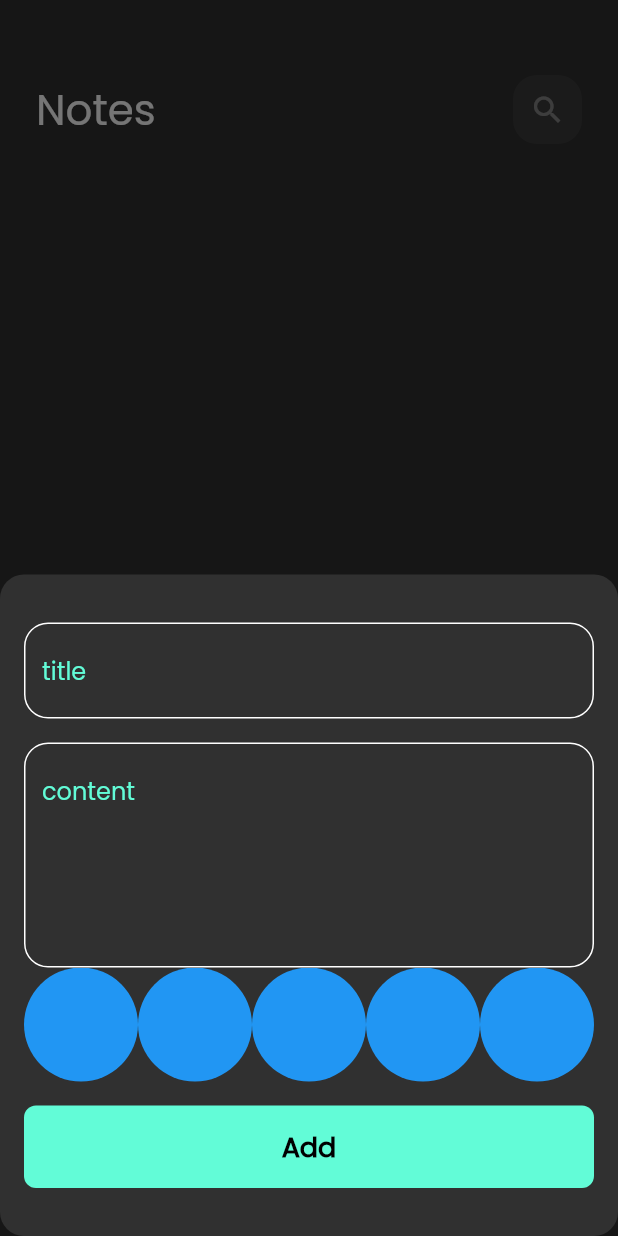
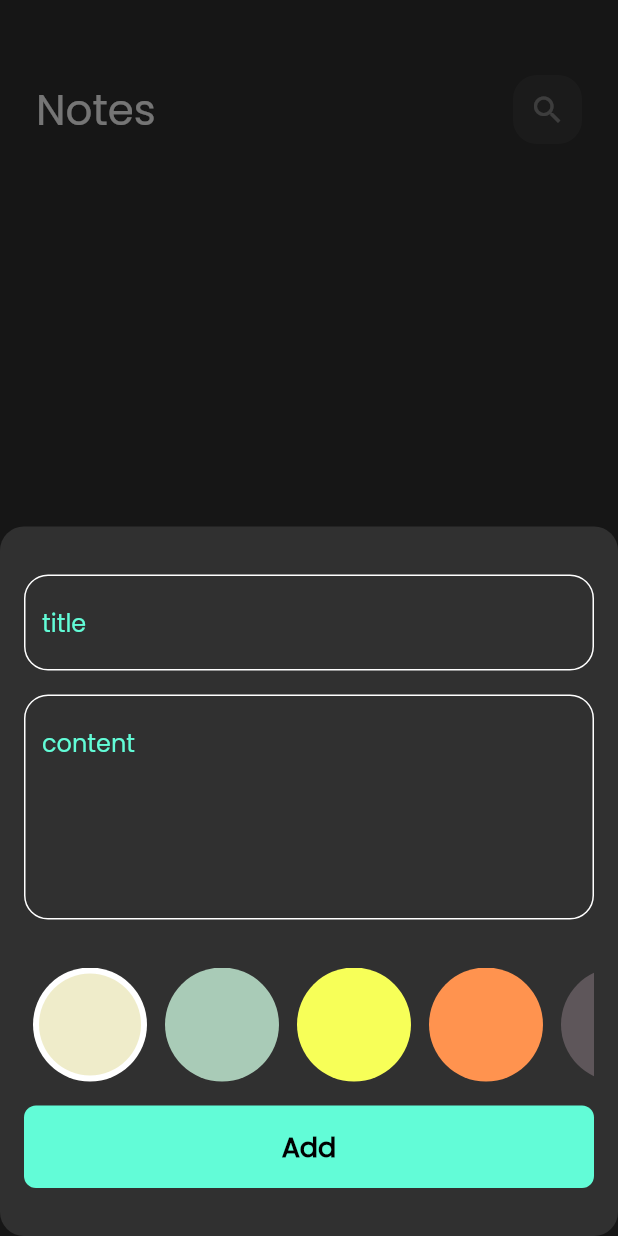
Before and after one commit to abdelrahmankareem/Notes_app, a Flutter app: the screen it shows after launch, after a tap on the "add" icon, on a phone screen of 412 x 824 dp. Run offline on Flutter 3.47's test engine with Material 2 defaults, Android fonts, the phone set to English and light mode, and no system bars; our stand-ins replace flutter_bloc, font_awesome_flutter, hive, hive_flutter; accounts and stored records are empty.

Commit message:
colors list view

```diff
--- a/lib/Views/Widgets/add_note_form.dart
+++ b/lib/Views/Widgets/add_note_form.dart
@@ -1,5 +1,6 @@
 import 'package:flutter/material.dart';
 import 'package:flutter_bloc/flutter_bloc.dart';
+import 'package:notes/Views/Widgets/color_list_view.dart';
 import 'package:notes/Views/custom_button.dart';
 import 'package:notes/Views/custom_text_field.dart';
 import 'package:notes/cubit/add_note_cubit/add_note_cubit.dart';
@@ -49,6 +50,9 @@ class _FormAddNoteState extends State<FormAddNote> {
             hint: "content",
             maxline: 5,
           ),
+          const SizedBox(
+            height: 32,
+          ),
           const ColorListView(),
           const SizedBox(
             height: 16,
@@ -86,32 +90,3 @@ class _FormAddNoteState extends State<FormAddNote> {
     );
   }
 }
-
-class ColorItem extends StatelessWidget {
-  const ColorItem({super.key});
-
-  @override
-  Widget build(BuildContext context) {
-    return const CircleAvatar(
-      backgroundColor: Colors.blue,
-      radius: 38,
-    );
-  }
-}
-
-class ColorListView extends StatelessWidget {
-  const ColorListView({super.key});
-
-  @override
-  Widget build(BuildContext context) {
-    return SizedBox(
-      height: 38 * 2,
-      child: ListView.builder(
-          itemCount: 10,
-          scrollDirection: Axis.horizontal,
-          itemBuilder: (context, index) {
-            return ColorItem();
-          }),
-    );
-  }
-}
--- /dev/null
+++ b/lib/Views/Widgets/color_list_view.dart
@@ -0,0 +1,66 @@
+import 'package:flutter/material.dart';
+
+class ColorItem extends StatelessWidget {
+  const ColorItem({super.key, required this.isActive, required this.color});
+  final bool isActive;
+  final Color color;
+
+  @override
+  Widget build(BuildContext context) {
+    return isActive
+        ? CircleAvatar(
+            radius: 38,
+            backgroundColor: Colors.white,
+            child: CircleAvatar(
+              backgroundColor: color,
+              radius: 34,
+            ),
+          )
+        : CircleAvatar(
+            backgroundColor: color,
+            radius: 38,
+          );
+  }
+}
+
+class ColorListView extends StatefulWidget {
+  const ColorListView({super.key});
+
+  @override
+  State<ColorListView> createState() => _ColorListViewState();
+}
+
+class _ColorListViewState extends State<ColorListView> {
+  List<Color> colors = const [
+    Color(0xffEFECCA),
+    Color(0xffA9CBB7),
+    Color(0xffF7FF58),
+    Color(0xffFF934F),
+    Color(0xff5E565A)
+  ];
+  int currenIndex = 0;
+  @override
+  Widget build(BuildContext context) {
+    return SizedBox(
+      height: 38 * 2,
+      child: ListView.builder(
+          itemCount: 5,
+          scrollDirection: Axis.horizontal,
+          itemBuilder: (context, index) {
+            return Padding(
+              padding: const EdgeInsets.symmetric(horizontal: 6),
+              child: GestureDetector(
+                onTap: () {
+                  currenIndex = index;
+                  setState(() {});
+                },
+                child: ColorItem(
+                  color: colors[index],
+                  isActive: currenIndex == index,
+                ),
+              ),
+            );
+          }),
+    );
+  }
+}
```
